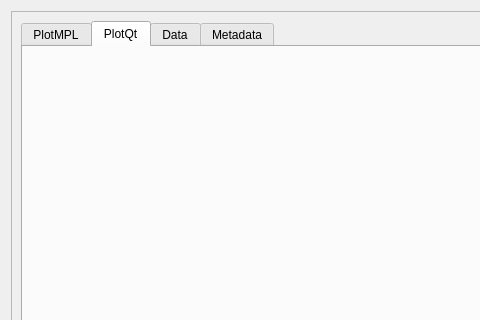
This is mdaviz/resources/mda_file_viz.ui in BCDA-APS/mdaviz as Qt 5 draws it before an edit; both pictures show x 0 to 480 and y 0 to 320 of the 1358 by 720 pixel window. The edited form follows.
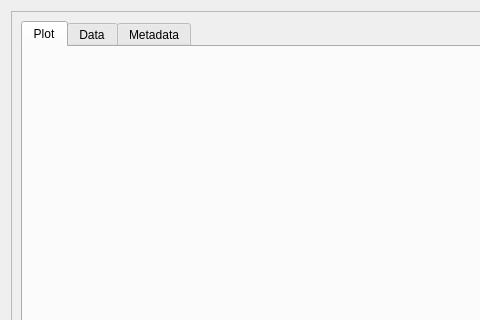
This is the edited form. The open tabs and pages were chosen to show the change. Icons and pictures are not drawn.

Commit message: ENH #8 Add & fix tooltips + remove pyQtGraph tab

```diff
--- a/mdaviz/resources/mda_file_viz.ui
+++ b/mdaviz/resources/mda_file_viz.ui
@@ -54,7 +54,7 @@
          </property>
          <widget class="QWidget" name="plotPageMpl">
           <attribute name="title">
-           <string>PlotMPL</string>
+           <string>Plot</string>
           </attribute>
           <layout class="QVBoxLayout" name="verticalLayout_3">
            <item>
@@ -62,16 +62,6 @@
            </item>
           </layout>
          </widget>
-         <widget class="QWidget" name="plotPageQt">
-          <attribute name="title">
-           <string>PlotQt</string>
-          </attribute>
-          <layout class="QVBoxLayout" name="verticalLayout_3">
-           <item>
-            <widget class="QWidget" name="plot" native="true"/>
-           </item>
-          </layout>
-         </widget>
          <widget class="QWidget" name="dataPage">
           <attribute name="title">
            <string>Data</string>
```
Left out of the diff: 57 changed lines with no effect on the pictures. The commit also changes 3 other files.
